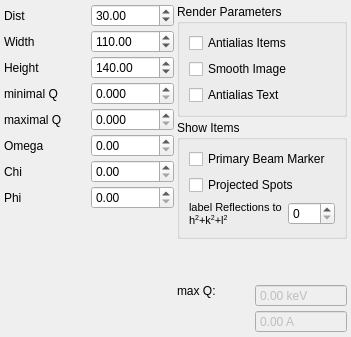
This is LauePlaneCfgUI.ui in BackupTheBerlios/clip-svn as Qt 5 draws it before an edit. The edited form follows.
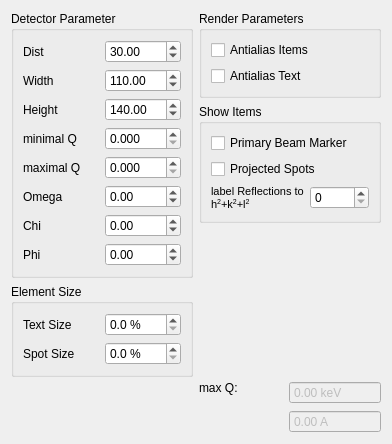
This is the edited form.

```diff
--- a/LauePlaneCfgUI.ui
+++ b/LauePlaneCfgUI.ui
@@ -5,23 +5,24 @@
    <rect>
     <x>0</x>
     <y>0</y>
-    <width>351</width>
-    <height>337</height>
+    <width>392</width>
+    <height>444</height>
    </rect>
   </property>
   <property name="windowTitle" >
    <string>Form</string>
   </property>
-  <layout class="QGridLayout" name="gridLayout_2" >
-   <property name="margin" >
-    <number>4</number>
-   </property>
-   <property name="spacing" >
-    <number>3</number>
-   </property>
-   <item rowspan="4" row="0" column="0" >
+  <layout class="QGridLayout" name="gridLayout_3" >
+   <item row="0" column="0" >
     <layout class="QVBoxLayout" name="verticalLayout_3" >
      <item>
+      <widget class="QGroupBox" name="groupBox" >
+       <property name="title" >
+        <string>Detector Parameter</string>
+       </property>
+       <property name="flat" >
+        <bool>true</bool>
+       </property>
       <layout class="QGridLayout" name="gridLayout" >
        <item row="0" column="0" >
         <widget class="QLabel" name="label_4" >
@@ -149,7 +150,14 @@
         </widget>
        </item>
        <item row="5" column="1" >
-        <widget class="QDoubleSpinBox" name="detOmega" />
+         <widget class="QDoubleSpinBox" name="detOmega" >
+          <property name="minimum" >
+           <double>-360.000000000000000</double>
+          </property>
+          <property name="maximum" >
+           <double>360.000000000000000</double>
+          </property>
+         </widget>
        </item>
        <item row="6" column="0" >
         <widget class="QLabel" name="label_8" >
@@ -162,7 +170,14 @@
         </widget>
        </item>
        <item row="6" column="1" >
-        <widget class="QDoubleSpinBox" name="detChi" />
+         <widget class="QDoubleSpinBox" name="detChi" >
+          <property name="minimum" >
+           <double>-360.000000000000000</double>
+          </property>
+          <property name="maximum" >
+           <double>360.000000000000000</double>
+          </property>
+         </widget>
        </item>
        <item row="7" column="0" >
         <widget class="QLabel" name="label_9" >
@@ -175,9 +190,75 @@
         </widget>
        </item>
        <item row="7" column="1" >
-        <widget class="QDoubleSpinBox" name="detPhi" />
-       </item>
-      </layout>
+         <widget class="QDoubleSpinBox" name="detPhi" >
+          <property name="minimum" >
+           <double>-360.000000000000000</double>
+          </property>
+          <property name="maximum" >
+           <double>360.000000000000000</double>
+          </property>
+         </widget>
+        </item>
+       </layout>
+      </widget>
+     </item>
+     <item>
+      <widget class="QGroupBox" name="groupBox_3" >
+       <property name="title" >
+        <string>Element Size</string>
+       </property>
+       <property name="flat" >
+        <bool>true</bool>
+       </property>
+       <layout class="QGridLayout" name="gridLayout_2" >
+        <item row="0" column="0" >
+         <widget class="QLabel" name="label_11" >
+          <property name="text" >
+           <string>Text Size</string>
+          </property>
+         </widget>
+        </item>
+        <item row="0" column="1" >
+         <widget class="QDoubleSpinBox" name="detTextSize" >
+          <property name="suffix" >
+           <string> %</string>
+          </property>
+          <property name="decimals" >
+           <number>1</number>
+          </property>
+          <property name="maximum" >
+           <double>100.000000000000000</double>
+          </property>
+          <property name="singleStep" >
+           <double>0.100000000000000</double>
+          </property>
+         </widget>
+        </item>
+        <item row="1" column="0" >
+         <widget class="QLabel" name="label_12" >
+          <property name="text" >
+           <string>Spot Size</string>
+          </property>
+         </widget>
+        </item>
+        <item row="1" column="1" >
+         <widget class="QDoubleSpinBox" name="detSpotSize" >
+          <property name="suffix" >
+           <string> %</string>
+          </property>
+          <property name="decimals" >
+           <number>1</number>
+          </property>
+          <property name="maximum" >
+           <double>100.000000000000000</double>
+          </property>
+          <property name="singleStep" >
+           <double>0.100000000000000</double>
+          </property>
+         </widget>
+        </item>
+       </layout>
+      </widget>
      </item>
      <item>
       <spacer name="verticalSpacer_2" >
@@ -187,7 +268,7 @@
        <property name="sizeHint" stdset="0" >
         <size>
          <width>20</width>
-         <height>15</height>
+         <height>40</height>
         </size>
        </property>
       </spacer>
@@ -195,7 +276,9 @@
     </layout>
    </item>
    <item row="0" column="1" >
-    <widget class="QGroupBox" name="groupBox" >
+    <layout class="QVBoxLayout" name="verticalLayout_5" >
+     <item>
+      <widget class="QGroupBox" name="renderParams" >
      <property name="title" >
       <string>Render Parameters</string>
      </property>
@@ -204,7 +287,7 @@
      </property>
      <layout class="QVBoxLayout" name="verticalLayout" >
       <item>
-       <widget class="QCheckBox" name="checkBox" >
+         <widget class="QCheckBox" name="renderAntialias" >
         <property name="text" >
          <string>Antialias Items</string>
         </property>
@@ -214,17 +297,7 @@
        </widget>
       </item>
       <item>
-       <widget class="QCheckBox" name="checkBox_2" >
-        <property name="text" >
-         <string>Smooth Image</string>
-        </property>
-        <property name="checked" >
-         <bool>false</bool>
-        </property>
-       </widget>
-      </item>
-      <item>
-       <widget class="QCheckBox" name="checkBox_3" >
+         <widget class="QCheckBox" name="renderAntialiasText" >
         <property name="text" >
          <string>Antialias Text</string>
         </property>
@@ -236,7 +309,7 @@
      </layout>
     </widget>
    </item>
-   <item row="1" column="1" >
+     <item>
     <widget class="QGroupBox" name="groupBox_2" >
      <property name="title" >
       <string>Show Items</string>
@@ -256,7 +329,7 @@
        </widget>
       </item>
       <item>
-       <widget class="QCheckBox" name="checkBox_4" >
+         <widget class="QCheckBox" name="detSpotsEnabled" >
         <property name="text" >
          <string>Projected Spots</string>
         </property>
@@ -289,7 +362,7 @@
      </layout>
     </widget>
    </item>
-   <item row="2" column="1" >
+     <item>
     <spacer name="verticalSpacer" >
      <property name="orientation" >
       <enum>Qt::Vertical</enum>
@@ -302,7 +375,7 @@
      </property>
     </spacer>
    </item>
-   <item row="3" column="1" >
+     <item>
     <layout class="QHBoxLayout" name="horizontalLayout" >
      <item>
       <widget class="QLabel" name="label_10" >
@@ -368,6 +441,8 @@
           <string> A</string>
          </property>
         </widget>
+         </item>
+        </layout>
        </item>
       </layout>
      </item>
```
Lines whose indentation alone changed are shown as unchanged.
